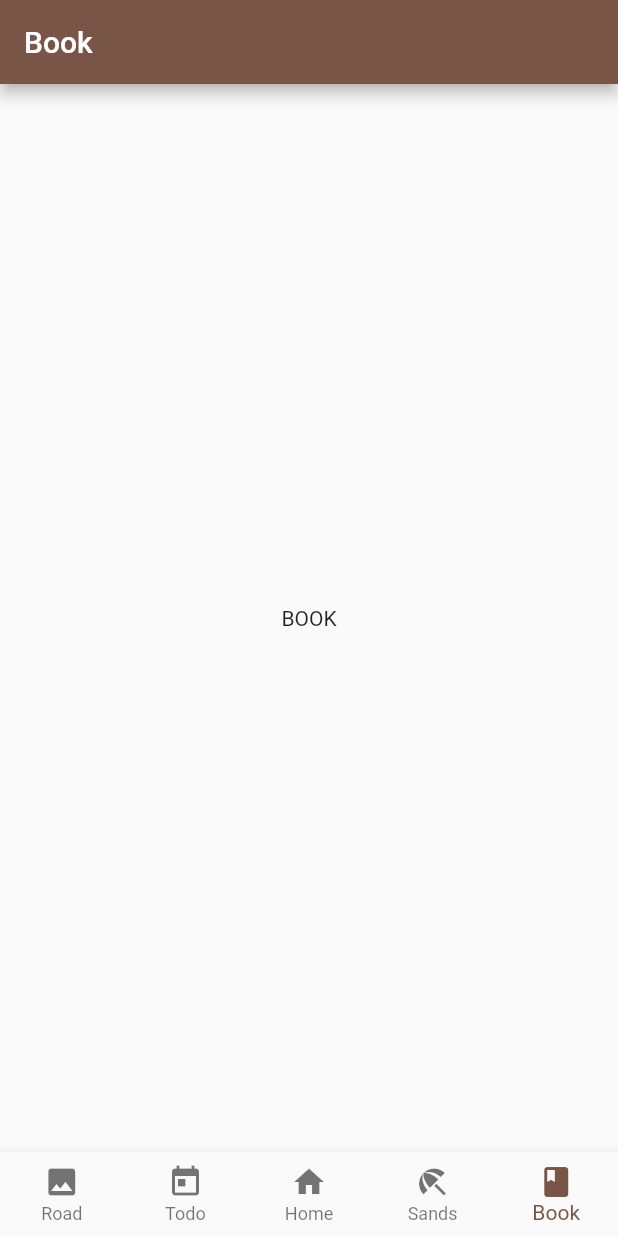
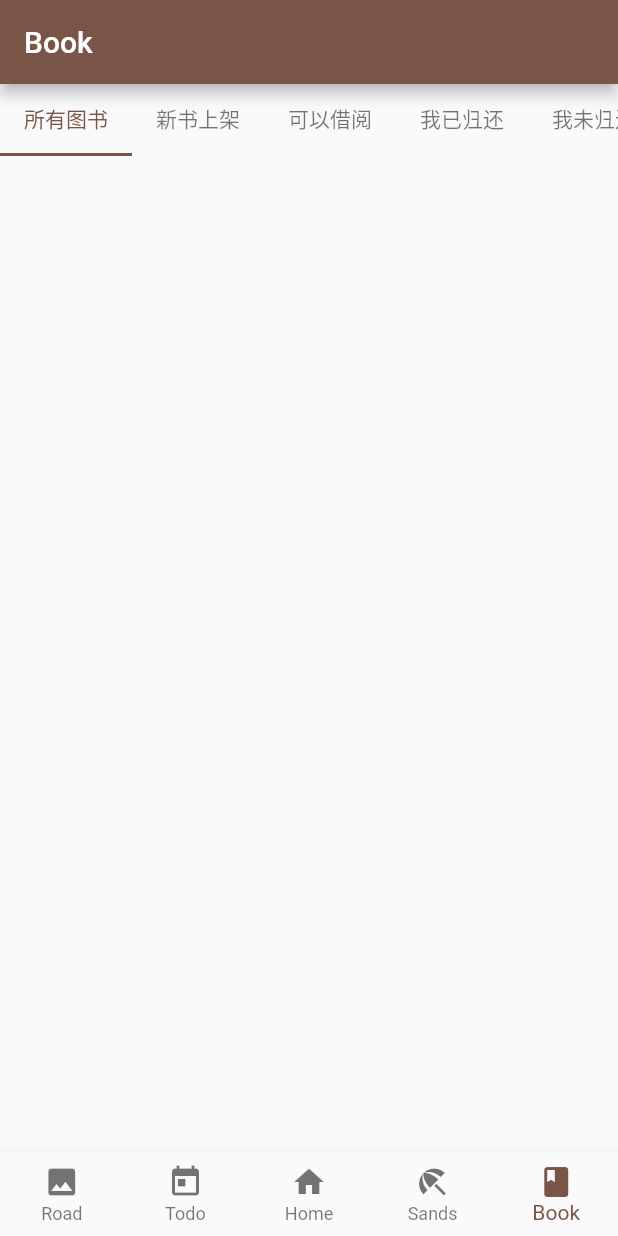
Before and after one commit to fancyqin/ued-app, a Flutter app: the screen it shows after launch, item 5 of the bottom bar chosen, on a phone screen of 412 x 824 dp. Run offline on Flutter 3.47's test engine with Material 2 defaults, Android fonts, the phone set to English and light mode, and no system bars.

Commit message:
change app name & init bookPage

```diff
--- a/lib/page/book/BookPage.dart
+++ b/lib/page/book/BookPage.dart
@@ -1,15 +1,51 @@
 import 'package:flutter/material.dart';
 
 
-class BookPage extends StatelessWidget {
+class BookPage extends StatefulWidget {
+  @override
+  _BookPageState createState() => _BookPageState();
+}
+
+
+class _BookPageState extends State <BookPage> with SingleTickerProviderStateMixin  {
+
+  TabController _tabController;
+
+  void initState(){
+    super.initState();
+    _tabController = new TabController(initialIndex: 0,length: tabs.length,vsync: this);
+  }
+
+  // void dispose(){
+  //   _tabController.dispose();
+  //   super.dispose();
+  // }
+
+  List <Widget> tabs = [
+    new Tab(text: '所有图书',),
+    new Tab(text: '新书上架',),
+    new Tab(text: '可以借阅',),
+    new Tab(text: '我已归还',),
+    new Tab(text: '我未归还',),
+    new Tab(text: '我借过的',),
+  ];
+
   @override
   Widget build(BuildContext context) {
     return new Scaffold(
       appBar: new AppBar(
         title: new Text('Book')
       ),
-      body: Center(
-        child: Text('BOOK')
+      body: TabBar(
+        controller: _tabController,
+        tabs: tabs,
+        indicatorColor: Colors.brown,
+        unselectedLabelColor: Colors.black54,
+        labelColor: Colors.brown,
+        isScrollable: true,
+        onTap: (index) {
+
+        },
       ),
     );
   }
--- a/pubspec.yaml
+++ b/pubspec.yaml
@@ -1,4 +1,4 @@
-name: demo
+name: uedApp
 description: A new Flutter project.
 
 # The following defines the version and build number for your application.
```
Also changed, not shown: 2 other files.
